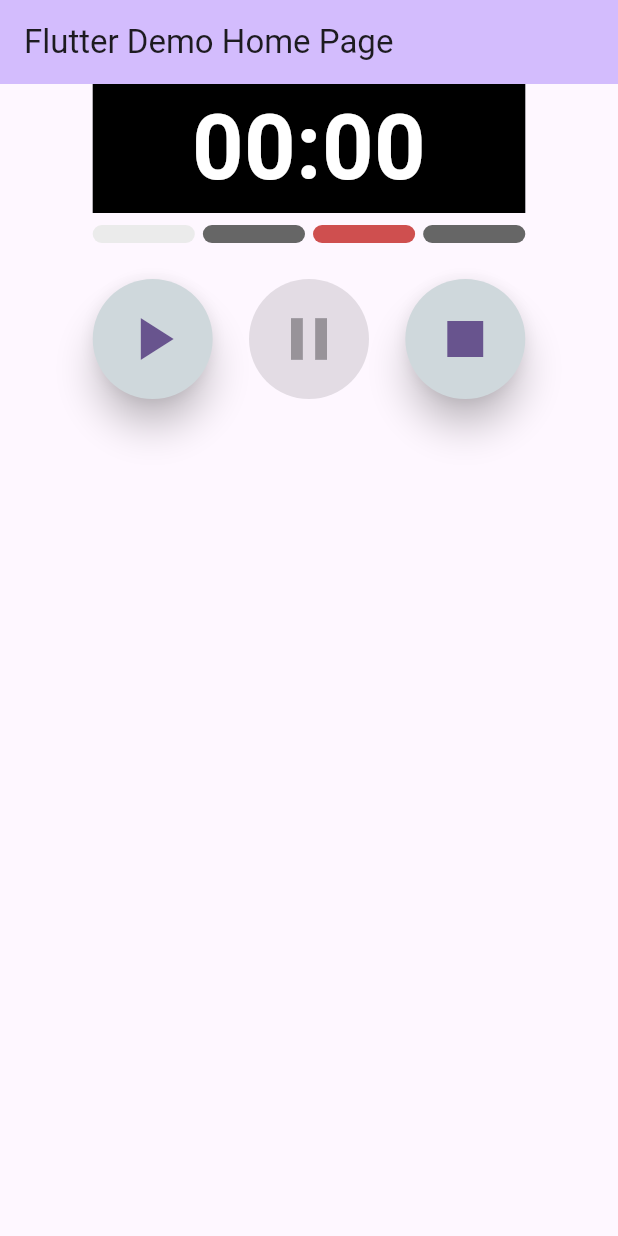
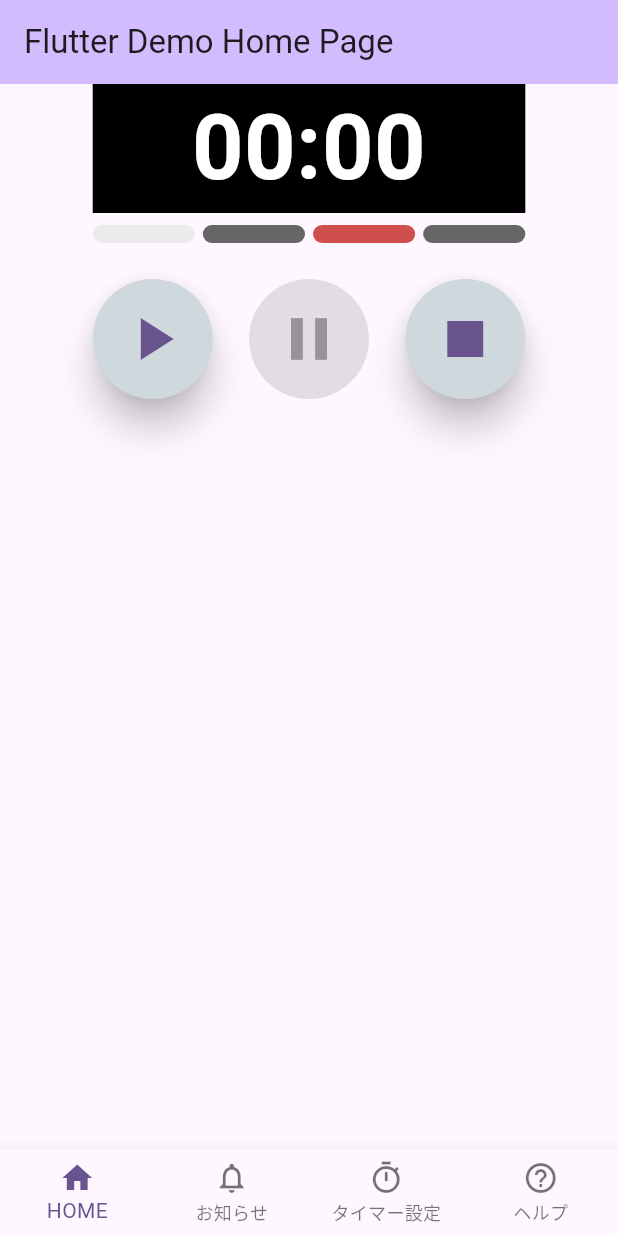
Before and after one commit to nobumitsu-1995/pomodoro-timer-flutter, a Flutter app: the screen it shows after launch, on a phone screen of 412 x 824 dp. Run offline on Flutter 3.47's test engine with Material 3 defaults, Android fonts, the phone set to English and light mode, and no system bars; statements that could not run were skipped.

Commit message:
feat: BottomNavigationBarを作成

```diff
--- a/lib/main.dart
+++ b/lib/main.dart
@@ -1,6 +1,7 @@
 import 'package:flutter/material.dart';
 import 'package:pomodoro_timer/ui/action_buttons/action_buttons.dart';
 import 'package:pomodoro_timer/ui/action_buttons/button.dart';
+import 'package:pomodoro_timer/ui/bottom_action_buttons/view/bottom_action_buttons.dart';
 import 'package:pomodoro_timer/ui/timer/view/cycle.dart';
 import 'package:pomodoro_timer/ui/timer/view/timer.dart';
 import 'package:pomodoro_timer/ui/timer/view/timer_container.dart';
@@ -34,6 +35,13 @@ class MyHomePage extends StatefulWidget {
 }
 
 class _MyHomePageState extends State<MyHomePage> {
+  int currentIndex = 0;
+  void onTap(int index) {
+    setState(() {
+      currentIndex = index;
+    });
+  }
+
   @override
   Widget build(BuildContext context) {
     return Scaffold(
@@ -47,7 +55,11 @@ class _MyHomePageState extends State<MyHomePage> {
           SizedBox(height: 24,),
           ActionButtons()
         ],
-      )
+      ),
+      bottomNavigationBar: const BottomActionButtons(
+        onItemTapped: onTap,
+        selectedIndex: currentIndex,
+      ),
     );
   }
 }
--- /dev/null
+++ b/lib/ui/bottom_action_buttons/view/bottom_action_buttons.dart
@@ -0,0 +1,38 @@
+import 'package:flutter/material.dart';
+
+class BottomActionButtons extends StatelessWidget {
+  final Function(int) onItemTapped;
+  final int selectedIndex;
+  const BottomActionButtons({super.key, required this.onItemTapped, required this.selectedIndex});
+
+  @override
+  Widget build(BuildContext context) {
+    return BottomNavigationBar(
+      currentIndex: selectedIndex,
+      onTap: (index) {onItemTapped(index);},
+      type: BottomNavigationBarType.fixed,
+      items: const [
+        BottomNavigationBarItem(
+          icon: Icon(Icons.home_outlined),
+          label: "HOME",
+          activeIcon: Icon(Icons.home),
+        ),
+        BottomNavigationBarItem(
+          icon: Icon(Icons.notifications_outlined),
+          label: "お知らせ",
+          activeIcon: Icon(Icons.notifications),
+        ),
+        BottomNavigationBarItem(
+          icon: Icon(Icons.timer_outlined),
+          label: "タイマー設定",
+          activeIcon: Icon(Icons.timer)
+        ),
+        BottomNavigationBarItem(
+          icon: Icon(Icons.help_outline),
+          label: "ヘルプ",
+          activeIcon: Icon(Icons.help)
+        )
+      ],
+    );
+  }
+}
```
